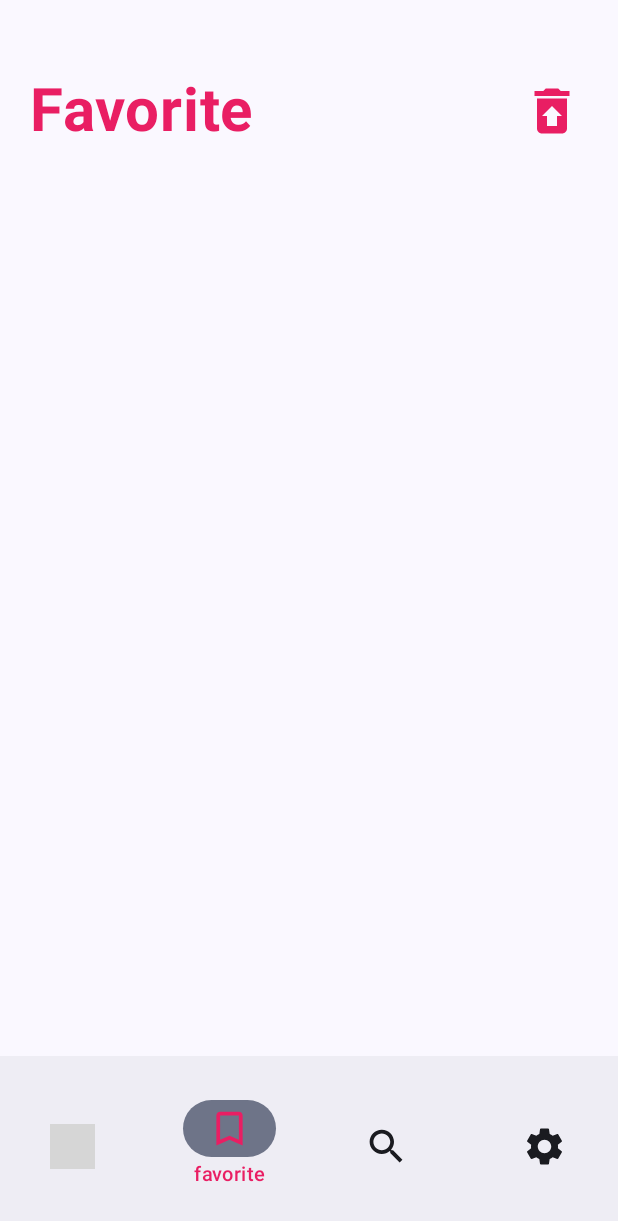
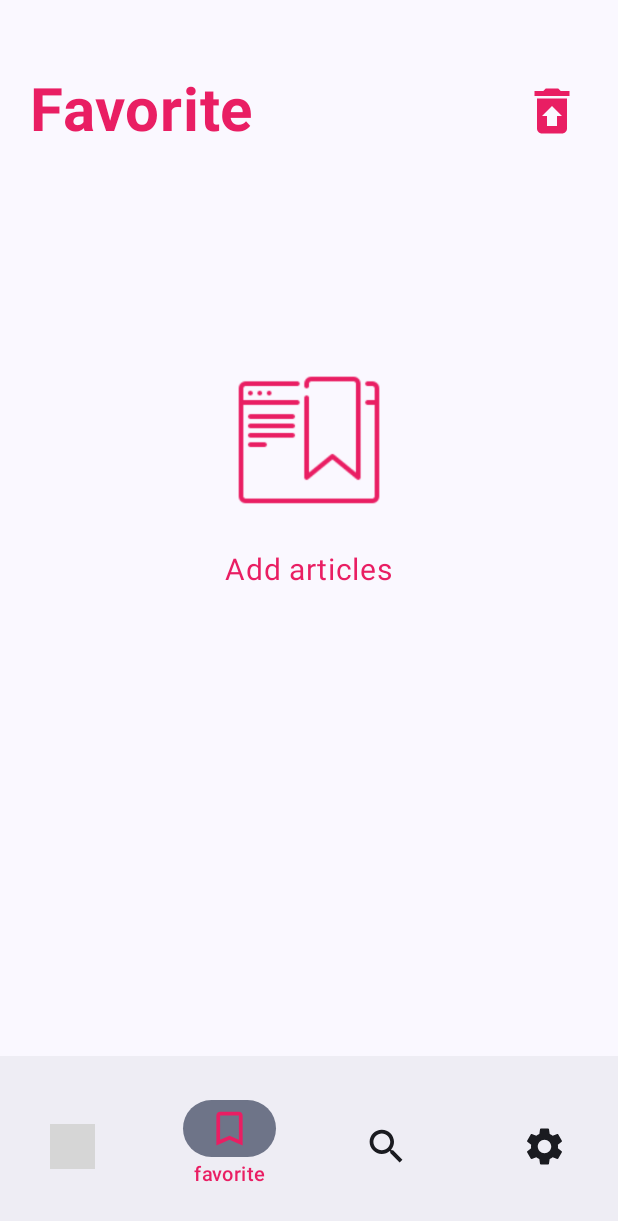
Before and after one commit to Alukavary/News-app, an Android app built with Jetpack Compose: the FavoriteScreen screen opened through its navigation route, on a phone screen of 412 x 824 dp. Shown: the top 1221 px of the screen. Run offline under Robolectric (Android 15) with nearby library versions, the phone set to English and light mode, and no system bars; our stand-ins replace Dagger/Hilt's generated code; grey boxes are pictures that could not be loaded.

Commit message:
added additional states

```diff
--- a/app/src/main/java/com/example/newsapp/data/repository/ResponseCheckRepositoryImpl.kt
+++ b/app/src/main/java/com/example/newsapp/data/repository/ResponseCheckRepositoryImpl.kt
@@ -14,7 +14,6 @@ import com.example.newsapp.domain.useCases.NewsFetchTimeUseCase
 import com.example.newsapp.domain.repository.ResponseCheckRepository
 import kotlinx.coroutines.flow.Flow
 import kotlinx.coroutines.flow.catch
-import kotlinx.coroutines.flow.first
 import kotlinx.coroutines.flow.flow
 import kotlinx.coroutines.flow.map
 import javax.inject.Inject
@@ -24,23 +23,17 @@ class ResponseCheckRepositoryImpl @Inject constructor(
     val localDbCached: NewsRepositoryLocal,
     val remoteRepository: NewsRepositoryRemote,
     val localDbFetchTime: NewsFetchTimeUseCase,
-    val networkHelper: NetworkHelper
-    ,
+    val networkHelper: NetworkHelper,
 ) : ResponseCheckRepository {
+
     override fun observerCategory(category: String): Flow<UIState<List<ArticleModel>>> {
-        Log.d("MyLog", "getNewsByCategory")
-        return localDbCached.getArticlesByCategory(category)
-            .map { list ->
+        return localDbCached.getArticlesByCategory(category).map { list ->
                 if (list.isEmpty()) {
                     UIState.Loading
                 } else {
-                    Log.d("MyLog", "getNewsByCategory ${list.size}")
-
                     UIState.Success(list)
-
                 }
-            }
-            .catch { e ->
+            }.catch { e ->
                 emit(
                     UIState.Error(
                         msg = "Ups, incorrect input, try again",
@@ -54,12 +47,9 @@ class ResponseCheckRepositoryImpl @Inject constructor(
         if (networkHelper.isNetworkAvailable()) {
             if (localDbFetchTime.shouldFetch(category)) {
                 localDbCached.getArticlesByCategory(category)
-                Log.d("MyLog", "добавляем новую дату")
                 val response = remoteRepository.getNewsByCategory(category, 1)
-                Log.d("MyLog", "добавляем новую дату ${response.articles.size}")
                 localDbCached.upsetCachedArticle(
-                    response.articles.map { it.toArticleDb(category) }
-                )
+                    response.articles.map { it.toArticleDb(category) })
                 localDbFetchTime.db.saveLastCategoryTime(
                     CategoryTime(category, System.currentTimeMillis())
                 )
@@ -78,8 +68,7 @@ class ResponseCheckRepositoryImpl @Inject constructor(
             } catch (e: Exception) {
                 emit(
                     UIState.Error(
-                        "Ups, incorrect input, try again",
-                        type = ErrorType.OTHER_WITHOUT_CACHE
+                        "Ups, incorrect input, try again", type = ErrorType.OTHER_WITHOUT_CACHE
                     )
                 )
             }
--- /dev/null
+++ b/app/src/main/java/com/example/newsapp/presentation/components/CustomEmptyList.kt
@@ -0,0 +1,42 @@
+package com.example.newsapp.presentation.components
+
+import androidx.compose.foundation.layout.Column
+import androidx.compose.foundation.layout.fillMaxSize
+import androidx.compose.foundation.layout.padding
+import androidx.compose.foundation.layout.size
+import androidx.compose.material3.Icon
+import androidx.compose.material3.Text
+import androidx.compose.runtime.Composable
+import androidx.compose.ui.Alignment
+import androidx.compose.ui.Modifier
+import androidx.compose.ui.res.painterResource
+import androidx.compose.ui.unit.dp
+import androidx.compose.ui.unit.sp
+import com.example.newsapp.ui.theme.LightPrimary
+
+@Composable
+fun CustomEmptyList(
+    icon: Int,
+    text: String
+) {
+    Column(
+        horizontalAlignment = Alignment.CenterHorizontally,
+        modifier = Modifier
+            .fillMaxSize()
+            .padding(top = 150.dp)
+    ) {
+        Icon(
+            painter = painterResource(id = icon),
+            contentDescription = "icon",
+            tint = LightPrimary,
+            modifier = Modifier.size(100.dp)
+        )
+        Text(
+            text = text,
+            fontSize = 20.sp,
+            color = LightPrimary,
+            modifier = Modifier
+                .padding(top = 20.dp)
+        )
+    }
+}
--- a/app/src/main/java/com/example/newsapp/presentation/components/ListViewForSearch.kt
+++ b/app/src/main/java/com/example/newsapp/presentation/components/ListViewForSearch.kt
@@ -4,6 +4,7 @@ import androidx.compose.foundation.layout.Arrangement
 import androidx.compose.foundation.lazy.LazyColumn
 import androidx.compose.runtime.Composable
 import androidx.navigation.NavController
+import com.example.newsapp.R
 import com.example.newsapp.domain.model.ArticleModel
 
 @Composable
@@ -22,5 +23,9 @@ fun ListViewForSearch(
                 )
             }
         }
+    } else{
+        CustomEmptyList(
+            icon = R.drawable.search_off_24,
+            text = "Nothing found")
     }
 }
--- a/app/src/main/java/com/example/newsapp/presentation/favoriteScreen/FavoriteScreen.kt
+++ b/app/src/main/java/com/example/newsapp/presentation/favoriteScreen/FavoriteScreen.kt
@@ -16,6 +16,7 @@ import androidx.hilt.navigation.compose.hiltViewModel
 import androidx.navigation.NavController
 import com.example.newsapp.R
 import com.example.newsapp.presentation.components.CustomIconButton
+import com.example.newsapp.presentation.components.CustomEmptyList
 import com.example.newsapp.presentation.components.ItemFavorite
 import com.example.newsapp.presentation.components.Title
 
@@ -43,6 +44,12 @@ fun FavoriteScreen(
                 icon = R.drawable.baseline_restore_from_trash_24
             )
         }
+        if (data.isEmpty()) {
+            CustomEmptyList(
+                icon = R.drawable.bookmark_favorite,
+                text = "Add articles"
+            )
+        } else {
             LazyColumn(
                 verticalArrangement = Arrangement.SpaceBetween
             ) {
@@ -54,3 +61,4 @@ fun FavoriteScreen(
             }
         }
     }
+}
--- a/app/src/main/java/com/example/newsapp/presentation/newsScreen/NewsVM.kt
+++ b/app/src/main/java/com/example/newsapp/presentation/newsScreen/NewsVM.kt
@@ -29,7 +29,6 @@ import javax.inject.Inject
 class NewsVM @Inject constructor(
     val newsUseCase: NewsUseCase,
 ) : ViewModel() {
-
 
     private var _isRefresh = MutableStateFlow<Boolean>(false)
     val isRefresh = _isRefresh.asStateFlow()
```
Also changed, not shown: app/src/main/java/com/example/newsapp/presentation/searchScreen/SearchScreen.kt (+4 -4 lines), app/src/main/res/drawable/search_off_24.xml (added, +7 -0 lines). Lines whose indentation alone changed are shown as unchanged.
